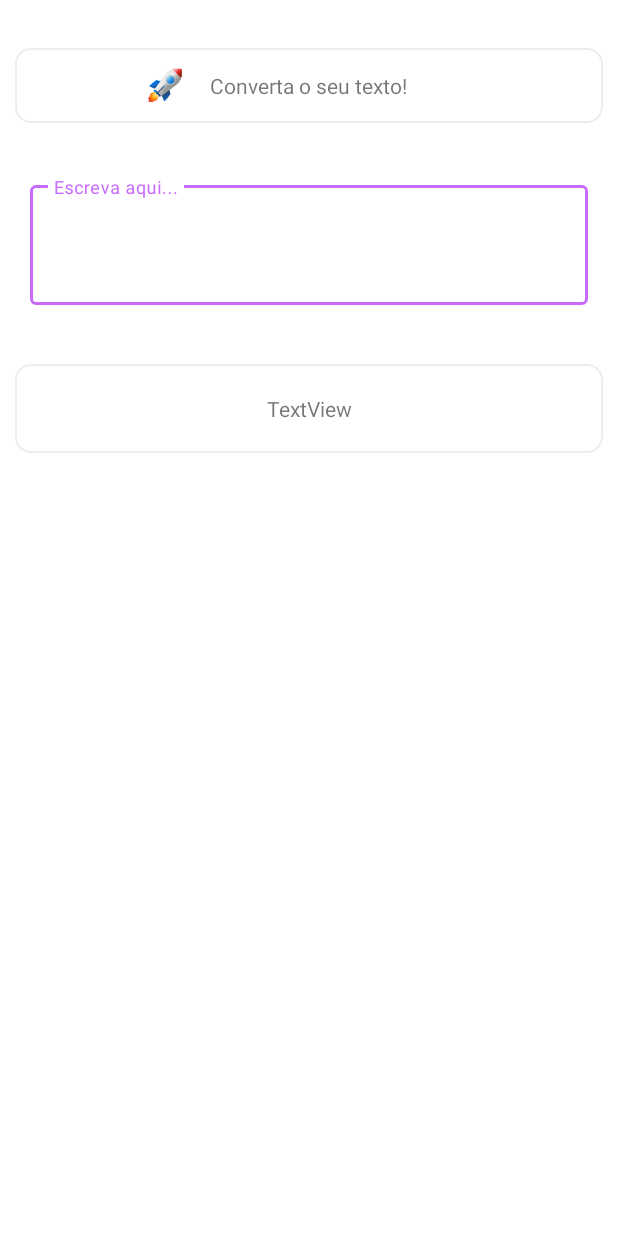
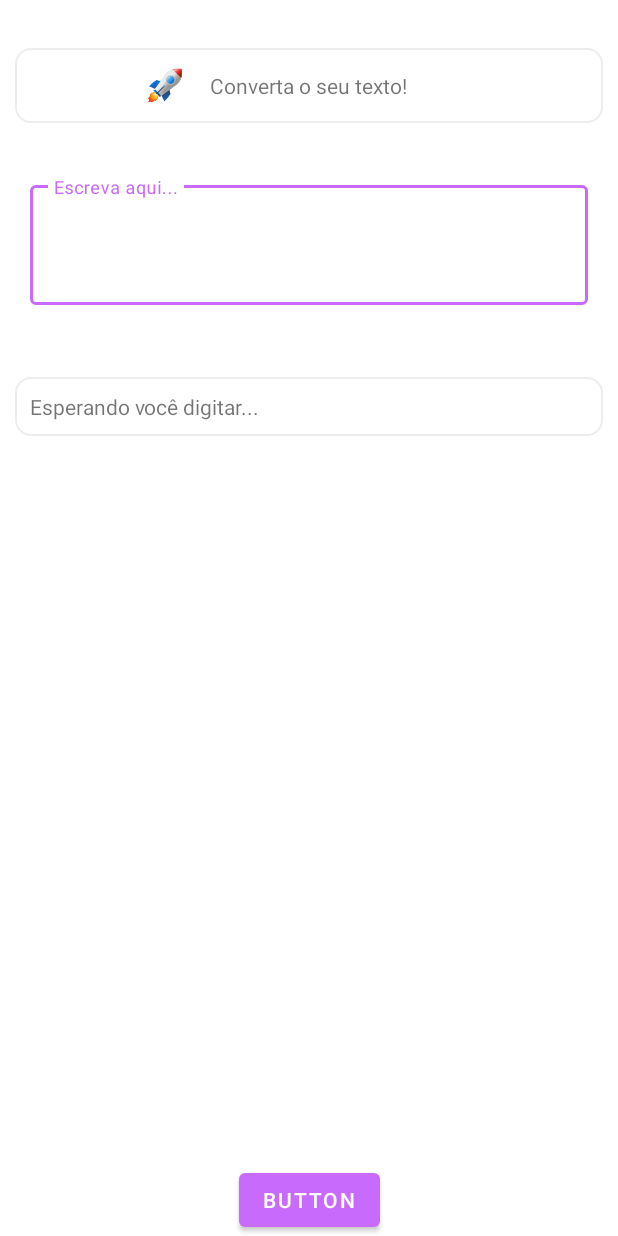
Before and after one commit to GustavoHenriqueDK/text-case-conversion, an Android app: the screen it shows after launch (MainActivity), on a phone screen of 412 x 824 dp. Run offline under Robolectric (Android 15) with nearby library versions, the phone set to English and light mode, and no system bars.

Commit message:
- new layout added;

```diff
--- a/app/src/main/java/com/example/textcaseconversion/MainActivity.kt
+++ b/app/src/main/java/com/example/textcaseconversion/MainActivity.kt
@@ -1,12 +1,12 @@
 package com.example.textcaseconversion
 
-import androidx.appcompat.app.AppCompatActivity
 import android.os.Bundle
 import android.view.WindowManager
+import androidx.appcompat.app.AppCompatActivity
 import kotlinx.android.synthetic.main.activity_main.*
-import java.util.*
 
 class MainActivity : AppCompatActivity() {
+    //todo: o texto não pode ser grande a ponto do scroll view ocupar toda a tela!
     override fun onCreate(savedInstanceState: Bundle?) {
         super.onCreate(savedInstanceState)
         setContentView(R.layout.activity_main)
@@ -19,9 +19,13 @@ class MainActivity : AppCompatActivity() {
         supportActionBar!!.hide()
         window.setFlags(
             WindowManager.LayoutParams.FLAG_FULLSCREEN,
-            WindowManager.LayoutParams.FLAG_FULLSCREEN)
+            WindowManager.LayoutParams.FLAG_FULLSCREEN
+        )
     }
 
     private fun testMethod() {
+        button.setOnClickListener {
+            textView.text = editTextText.text.toString()
+        }
     }
 }
--- a/app/src/main/res/layout/activity_main.xml
+++ b/app/src/main/res/layout/activity_main.xml
@@ -78,7 +78,8 @@
             app:layout_constraintTop_toTopOf="parent" />
     </androidx.constraintlayout.widget.ConstraintLayout>
 
-    <androidx.constraintlayout.widget.ConstraintLayout
+    <ScrollView
+        android:id="@+id/scrollView"
         android:layout_width="match_parent"
         android:layout_height="wrap_content"
         android:layout_marginStart="10dp"
@@ -86,28 +87,41 @@
         android:layout_marginEnd="10dp"
         android:layout_marginRight="10dp"
         android:background="@drawable/constraint_layout_shape"
+        android:orientation="vertical"
         app:layout_constraintBottom_toBottomOf="parent"
         app:layout_constraintEnd_toEndOf="parent"
-        app:layout_constraintHorizontal_bias="1.0"
+        app:layout_constraintHorizontal_bias="0.0"
         app:layout_constraintStart_toStartOf="parent"
-        app:layout_constraintTop_toBottomOf="@+id/textInputLayoutText"
-        app:layout_constraintVertical_bias="0.06999999">
+        app:layout_constraintTop_toTopOf="parent"
+        app:layout_constraintVertical_bias="0.32">
 
         <TextView
             android:id="@+id/textView"
             android:layout_width="wrap_content"
             android:layout_height="wrap_content"
+            android:layout_margin="10dp"
             android:layout_marginStart="20dp"
-            android:layout_marginLeft="20dp"
-            android:layout_marginTop="20dp"
+            android:layout_marginLeft="10dp"
+            android:layout_marginTop="10dp"
             android:layout_marginEnd="20dp"
-            android:layout_marginRight="20dp"
-            android:layout_marginBottom="20dp"
-            android:text="TextView"
+            android:layout_marginRight="10dp"
+            android:layout_marginBottom="10dp"
+            android:text="Esperando você digitar..."
             app:layout_constraintBottom_toBottomOf="parent"
             app:layout_constraintEnd_toEndOf="parent"
             app:layout_constraintStart_toStartOf="parent"
             app:layout_constraintTop_toTopOf="parent" />
-    </androidx.constraintlayout.widget.ConstraintLayout>
+
+    </ScrollView>
+
+    <Button
+        android:id="@+id/button"
+        android:layout_width="wrap_content"
+        android:layout_height="wrap_content"
+        android:text="Button"
+        app:layout_constraintBottom_toBottomOf="parent"
+        app:layout_constraintEnd_toEndOf="parent"
+        app:layout_constraintStart_toStartOf="parent"
+        app:layout_constraintTop_toBottomOf="@+id/constraintLayoutText" />
 
 </androidx.constraintlayout.widget.ConstraintLayout>
```
